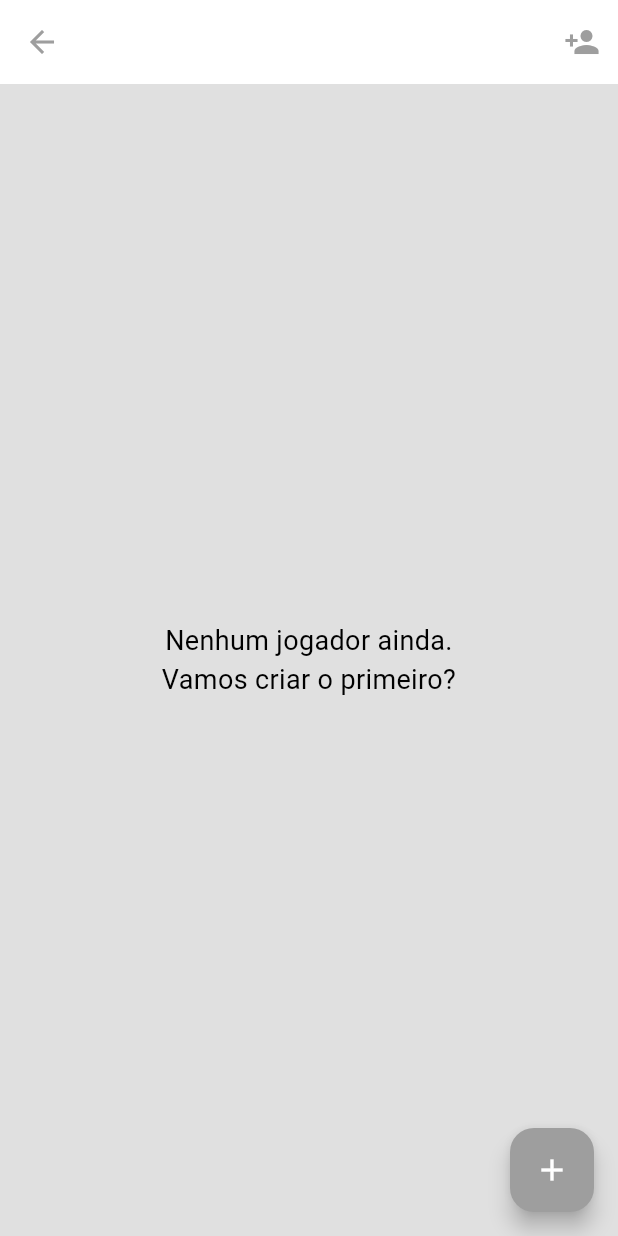
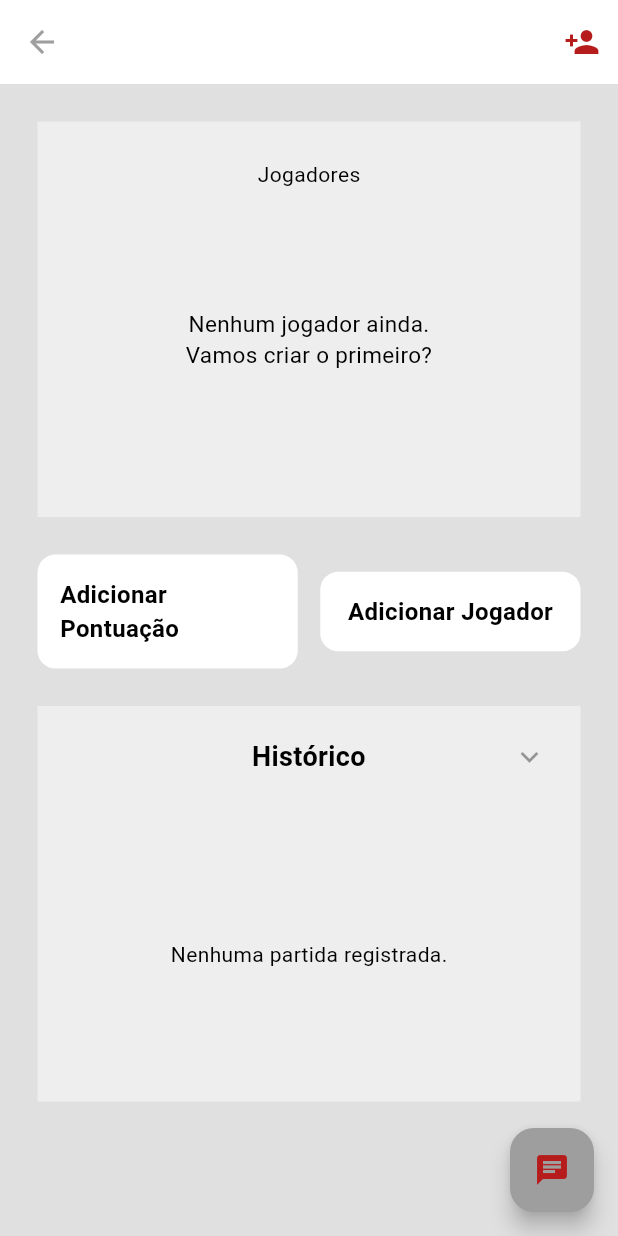
Before and after one commit to HiroGarcia/Unoverse, a Flutter app: the GroupPage screen opened directly with empty values, on a phone screen of 412 x 824 dp. Run offline on Flutter 3.47's test engine with Material 3 defaults, Android fonts, the phone set to English and light mode, and no system bars; our stand-ins replace cloud_firestore, firebase_auth, firebase_core, rxdart; missing offline and left inert: flutter_flip_card; accounts and stored records are empty; generated files the repository leaves out were written again.

Commit message:
check point

```diff
--- a/lib/data/services/matche_service.dart
+++ b/lib/data/services/matche_service.dart
@@ -6,6 +6,7 @@ class MatcheService {
   final FirebaseFirestore firestore = FirebaseFirestore.instance;
 
   Stream<List<MatcheEntity>> streamMatches(String groupId) {
+    print("matche_service - streamMatches Chamado");
     return firestore
         .collection("groups")
         .doc(groupId)
@@ -33,6 +34,8 @@ class MatcheService {
         .doc(matche.id);
     batch.set(matcheRef, matche.toMap());
 
+    print("matche_service - addMatche Chamado");
+
     for (final player in matche.poitns.entries) {
       final playerRef = firestore
           .collection("groups")
--- a/lib/presentation/pages/group/group_page.dart
+++ b/lib/presentation/pages/group/group_page.dart
@@ -4,13 +4,11 @@ import 'package:unoverse/data/providers/player_provider.dart';
 import 'package:unoverse/domain/enums/enum_type.dart';
 import 'package:unoverse/controllers/card_flip_controller.dart';
 import 'package:unoverse/presentation/widgets/my_button.dart';
-import 'package:unoverse/presentation/widgets/my_card.dart';
 
-import '../../../data/services/matche_service.dart';
 import '../../../domain/entity/group_entity.dart';
-import '../../../domain/entity/matche_entity.dart';
-import '../../../domain/entity/player_entity.dart';
+
 import '../../widgets/add_new_matche.dart';
+import '../../widgets/my_history_list.dart';
 import '../../widgets/show_form_dialog.dart';
 
 class GroupPage extends StatefulWidget {
@@ -25,6 +23,7 @@ class GroupPage extends StatefulWidget {
 class _GroupPageState extends State<GroupPage> {
   late PlayerProvider _playerProvider;
   bool _isListeningStarted = false;
+  bool _expandHistorico = false; // Adicionado
 
   @override
   void initState() {
@@ -77,7 +76,100 @@ class _GroupPageState extends State<GroupPage> {
         title: Text(widget.group.name),
         actions: [
           IconButton(
-            onPressed: () {
+            onPressed: () {},
+            icon: Icon(
+              Icons.person_add,
+              // color: Theme.of(context).colorScheme.primary,
+              color: Colors.red[900],
+            ),
+          ),
+        ],
+      ),
+      floatingActionButton: FloatingActionButton(
+        onPressed: () {},
+        child: Icon(
+          Icons.chat,
+          color: Colors.red[900],
+        ),
+      ),
+      body:
+      // (listPlayer.isEmpty)
+      //     ? const Center(
+      //       child: Text(
+      //         "Nenhum jogador ainda.\nVamos criar o primeiro?",
+      //         textAlign: TextAlign.center,
+      //         style: TextStyle(fontSize: 18),
+      //       ),
+      //     )
+      //     :
+      SingleChildScrollView(
+        // Adicionado
+        child: Padding(
+          padding: const EdgeInsets.all(25.0),
+          child: Column(
+            children: [
+              Container(
+                margin: EdgeInsets.only(bottom: 25),
+                padding: EdgeInsets.all(25),
+                height: MediaQuery.of(context).size.height * 0.32,
+                color: Theme.of(context).colorScheme.secondary,
+                child: Column(
+                  children: [
+                    Text(
+                      "Jogadores",
+                    ),
+                    SizedBox(
+                      height: 200,
+                      child:
+                          (listPlayer.isEmpty)
+                              ? const Center(
+                                child: Text(
+                                  "Nenhum jogador ainda.\nVamos criar o primeiro?",
+                                  textAlign: TextAlign.center,
+                                  style: TextStyle(fontSize: 15),
+                                ),
+                              )
+                              : Expanded(
+                                child: ListView.builder(
+                                  itemCount: sortedPlayers.length,
+                                  itemBuilder: (context, index) {
+                                    return Container(
+                                      margin: EdgeInsets.only(bottom: 5),
+                                      height: 30,
+                                      color:
+                                          Theme.of(
+                                            context,
+                                          ).colorScheme.tertiary,
+                                      child: Text(sortedPlayers[index].name),
+                                    );
+                                  },
+                                ),
+                              ),
+                    ),
+                  ],
+                ),
+              ),
+              Row(
+                mainAxisAlignment: MainAxisAlignment.spaceBetween,
+                children: [
+                  Expanded(
+                    child: MyButton(
+                      text: "Adicionar Pontuação",
+                      onTap: () {
+                        addNewMatche(
+                          context: context,
+                          players: sortedPlayers,
+                          groupId: widget.group.groupId,
+                          config: widget.group.config,
+                        );
+                      },
+                    ),
+                  ),
+                  SizedBox(width: 15),
+                  Expanded(
+                    child: MyButton(
+                      text: "Adicionar Jogador",
+                      onTap: () {
                         handleInteractionOrReset(
                           context: context,
                           onValid: () {
@@ -89,226 +181,83 @@ class _GroupPageState extends State<GroupPage> {
                           },
                         );
                       },
-            icon: Icon(
-              Icons.person_add,
-              color: Theme.of(context).colorScheme.primary,
                     ),
                   ),
                 ],
               ),
-      floatingActionButton: FloatingActionButton(
-        onPressed: () {
-          handleInteractionOrReset(
-            context: context,
-            onValid: () {
-              addNewMatche(
-                context: context,
-                players: sortedPlayers,
-                groupId: widget.group.groupId,
-                config: widget.group.config,
-              );
-            },
-          );
-        },
-        child: Icon(Icons.add),
+              const SizedBox(height: 25),
+              // Histórico
+              StatefulBuilder(
+                builder: (context, setStateHistorico) {
+                  return Container(
+                    height:
+                        _expandHistorico
+                            ? null
+                            : MediaQuery.of(context).size.height * 0.32,
+                    padding: const EdgeInsets.only(
+                      top: 10,
+                      right: 10,
+                      left: 10,
                     ),
-      body:
-          (listPlayer.isEmpty)
-              ? const Center(
-                child: Text(
-                  "Nenhum jogador ainda.\nVamos criar o primeiro?",
-                  textAlign: TextAlign.center,
-                  style: TextStyle(fontSize: 18),
-                ),
-              )
-              // : Container(
-              //   padding: EdgeInsets.only(top: 10, left: 10, right: 10),
-              //   child: GridView.builder(
-              //     gridDelegate: SliverGridDelegateWithMaxCrossAxisExtent(
-              //       maxCrossAxisExtent: 200,
-              //       mainAxisSpacing: 3,
-              //       crossAxisSpacing: 3,
-              //       childAspectRatio: 1.0,
-              //     ),
-              //     itemCount: sortedPlayers.length,
-              //     itemBuilder: (context, index) {
-              //       return MyCard(
-              //         group: widget.group,
-              //         uid: widget.uid,
-              //         player: sortedPlayers[index],
-              //         enumType: EnumType.player,
-              //       );
-              //     },
-              //   ),
-              // ),
-              : Padding(
-                padding: const EdgeInsets.all(25.0),
-                child: Column(
-                  children: [
-                    Container(
-                      margin: EdgeInsets.only(bottom: 25),
-                      padding: EdgeInsets.all(25),
-                      height: 300,
                     color: Theme.of(context).colorScheme.secondary,
-                      child: Column(
-                        children: [
-                          Text(
-                            "Jogadores",
-                          ),
-                          SizedBox(
-                            height: 200,
-                            child: ListView.builder(
-                              itemCount: sortedPlayers.length,
-                              itemBuilder: (context, index) {
-                                return Container(
-                                  margin: EdgeInsets.only(bottom: 5),
-                                  height: 30,
-                                  color: Theme.of(context).colorScheme.tertiary,
-                                  child: Text(sortedPlayers[index].name),
-                                );
-                              },
-                            ),
-                          ),
-                        ],
-                      ),
-                    ),
-                    Row(
-                      mainAxisAlignment: MainAxisAlignment.spaceBetween,
-                      children: [
-                        Expanded(child: MyButton(text: "Adicionar Pontuação")),
-                        SizedBox(width: 15),
-                        Expanded(child: MyButton(text: "Adicionar Jogador")),
-                      ],
-                    ),
-                    const SizedBox(height: 25),
-                    Container(
-                      height: 300,
-                      padding: EdgeInsets.only(top: 10, right: 10, left: 10),
-                      color: Theme.of(context).colorScheme.secondary,
-
                     child: Column(
                       crossAxisAlignment: CrossAxisAlignment.start,
                       children: [
-                          const Text(
+                        Row(
+                          children: [
+                            Expanded(child: SizedBox()),
+                            Expanded(
+                              child: const Text(
                                 "Histórico",
                                 style: TextStyle(
                                   fontSize: 18,
                                   fontWeight: FontWeight.bold,
                                 ),
+                                textAlign: TextAlign.center,
+                              ),
+                            ),
+                            Expanded(
+                              child: Align(
+                                alignment: Alignment.centerRight,
+                                child: IconButton(
+                                  icon: Icon(
+                                    _expandHistorico
+                                        ? Icons.expand_less
+                                        : Icons.expand_more,
+                                  ),
+                                  onPressed:
+                                      (listPlayer.isEmpty)
+                                          ? null
+                                          : () {
+                                            setState(() {
+                                              _expandHistorico =
+                                                  !_expandHistorico;
+                                            });
+                                          },
+                                ),
+                              ),
+                            ),
+                          ],
                         ),
                         const SizedBox(height: 10),
-                          Expanded(
-                            child: StreamBuilder<List<MatcheEntity>>(
-                              stream: MatcheService().streamMatches(
-                                widget.group.groupId,
-                              ),
-                              builder: (context, snapshot) {
-                                if (snapshot.connectionState ==
-                                    ConnectionState.waiting) {
-                                  return const Center(
-                                    child: CircularProgressIndicator(),
-                                  );
-                                }
-                                if (!snapshot.hasData ||
-                                    snapshot.data!.isEmpty) {
-                                  return const Center(
-                                    child: Text("Nenhuma partida registrada."),
-                                  );
-                                }
-                                final matches = snapshot.data!;
-                                return GridView.builder(
-                                  gridDelegate:
-                                      const SliverGridDelegateWithFixedCrossAxisCount(
-                                        crossAxisCount: 2,
-                                        childAspectRatio: 1.1,
-                                        crossAxisSpacing: 10,
-                                        mainAxisSpacing: 10,
-                                      ),
-                                  itemCount: matches.length,
-                                  itemBuilder: (context, index) {
-                                    final matche = matches[index];
-                                    // Ordena os jogadores por pontuação (decrescente)
-                                    final sortedWinners =
-                                        matche.poitns.entries.toList()..sort(
-                                          (a, b) => b.value.compareTo(a.value),
-                                        );
-                                    return Card(
-                                      elevation: 2,
-                                      child: Padding(
-                                        padding: const EdgeInsets.all(10),
-                                        child: Column(
-                                          crossAxisAlignment:
-                                              CrossAxisAlignment.start,
-                                          children: [
-                                            Text(
-                                              "Partida ${matche.dateTime.day.toString().padLeft(2, '0')}/"
-                                              "${matche.dateTime.month.toString().padLeft(2, '0')}/"
-                                              "${matche.dateTime.year} "
-                                              "${matche.dateTime.hour.toString().padLeft(2, '0')}:"
-                                              "${matche.dateTime.minute.toString().padLeft(2, '0')}",
-                                              style: const TextStyle(
-                                                fontWeight: FontWeight.bold,
+                        _expandHistorico
+                            ? MyHistoryList(
+                              groupId: widget.group.groupId,
+                              sortedPlayers: sortedPlayers,
+                            )
+                            : Expanded(
+                              child: MyHistoryList(
+                                groupId: widget.group.groupId,
+                                sortedPlayers: sortedPlayers,
                               ),
                             ),
-                                            const SizedBox(height: 6),
-                                            Text(
-                                              "Ganhadores:",
-                                              style: const TextStyle(
-                                                fontWeight: FontWeight.w500,
-                                              ),
-                                            ),
-                                            ...List.generate(
-                                              sortedWinners.length,
-                                              (i) {
-                                                // Busca o nome do jogador pelo id
-                                                final playerName =
-                                                    sortedPlayers
-                                                        .firstWhere(
-                                                          (p) =>
-                                                              p.playerId ==
-                                                              sortedWinners[i]
-                                                                  .key,
-                                                          orElse:
-                                                              () => Player(
-                                                                playerId: '',
-                                                                name:
-                                                                    'Desconhecido',
-                                                                totalScore: 0,
-                                                                totalMatches: 0,
-                                                                totalMatchesPlayed:
-                                                                    0,
-                                                              ),
-                                                        )
-                                                        .name;
-                                                return Text(
-                                                  "${i + 1}ª $playerName",
-                                                  style: const TextStyle(
-                                                    fontSize: 13,
+                      ],
                     ),
                   );
                 },
               ),
-                                            const SizedBox(height: 6),
-                                            Text(
-                                              "Registrado por: ${matche.registerByUid}",
-                                              style: const TextStyle(
-                                                fontSize: 12,
-                                                fontStyle: FontStyle.italic,
-                                              ),
-                                            ),
             ],
           ),
-                                      ),
-                                    );
-                                  },
-                                );
-                              },
-                            ),
-                          ),
-                        ],
-                      ),
-                    ),
-                  ],
         ),
       ),
     );
--- /dev/null
+++ b/lib/presentation/widgets/my_history_list.dart
@@ -0,0 +1,103 @@
+import 'package:flutter/material.dart';
+import '../../../data/services/matche_service.dart';
+import '../../../domain/entity/matche_entity.dart';
+import '../../../domain/entity/player_entity.dart';
+
+class MyHistoryList extends StatelessWidget {
+  final String groupId;
+  final List<Player> sortedPlayers;
+
+  const MyHistoryList({
+    super.key,
+    required this.groupId,
+    required this.sortedPlayers,
+  });
+
+  @override
+  Widget build(BuildContext context) {
+    return StreamBuilder<List<MatcheEntity>>(
+      stream: MatcheService().streamMatches(groupId),
+      builder: (context, snapshot) {
+        if (snapshot.connectionState == ConnectionState.waiting) {
+          return const Center(child: CircularProgressIndicator());
+        }
+        if (!snapshot.hasData || snapshot.data!.isEmpty) {
+          return const Center(child: Text("Nenhuma partida registrada."));
+        }
+        final matches = snapshot.data!;
+        return GridView.builder(
+          shrinkWrap: true,
+          physics: NeverScrollableScrollPhysics(),
+          gridDelegate: const SliverGridDelegateWithFixedCrossAxisCount(
+            crossAxisCount: 2,
+            childAspectRatio: 1.1,
+            crossAxisSpacing: 10,
+            mainAxisSpacing: 10,
+          ),
+          itemCount: matches.length,
+          itemBuilder: (context, index) {
+            final matche = matches[index];
+            final sortedWinners =
+                matche.poitns.entries.toList()
+                  ..sort((a, b) => b.value.compareTo(a.value));
+            return Card(
+              elevation: 2,
+              child: Padding(
+                padding: const EdgeInsets.all(10),
+                child: Column(
+                  crossAxisAlignment: CrossAxisAlignment.start,
+                  children: [
+                    Text(
+                      "Partida ${matche.dateTime.day.toString().padLeft(2, '0')}/"
+                      "${matche.dateTime.month.toString().padLeft(2, '0')}/"
+                      "${matche.dateTime.year} "
+                      "${matche.dateTime.hour.toString().padLeft(2, '0')}:"
+                      "${matche.dateTime.minute.toString().padLeft(2, '0')}",
+                      style: const TextStyle(fontWeight: FontWeight.bold),
+                    ),
+                    const SizedBox(height: 6),
+                    Text(
+                      "Ganhadores:",
+                      style: const TextStyle(fontWeight: FontWeight.w500),
+                    ),
+                    ...List.generate(
+                      sortedWinners.length,
+                      (i) {
+                        final playerName =
+                            sortedPlayers
+                                .firstWhere(
+                                  (p) => p.playerId == sortedWinners[i].key,
+                                  orElse:
+                                      () => Player(
+                                        playerId: '',
+                                        name: 'Desconhecido',
+                                        totalScore: 0,
+                                        totalMatches: 0,
+                                        totalMatchesPlayed: 0,
+                                      ),
+                                )
+                                .name;
+                        return Text(
+                          "${i + 1}ª $playerName",
+                          style: const TextStyle(fontSize: 13),
+                        );
+                      },
+                    ),
+                    const SizedBox(height: 6),
+                    Text(
+                      "Registrado por: ${matche.registerByUid}",
+                      style: const TextStyle(
+                        fontSize: 12,
+                        fontStyle: FontStyle.italic,
+                      ),
+                    ),
+                  ],
+                ),
+              ),
+            );
+          },
+        );
+      },
+    );
+  }
+}
```
Lines whose indentation alone changed are shown as unchanged.
